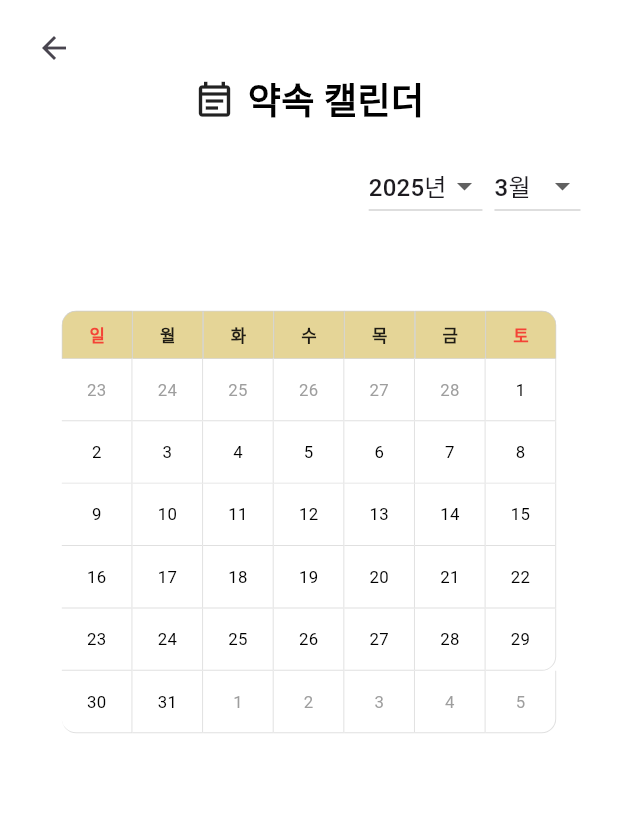
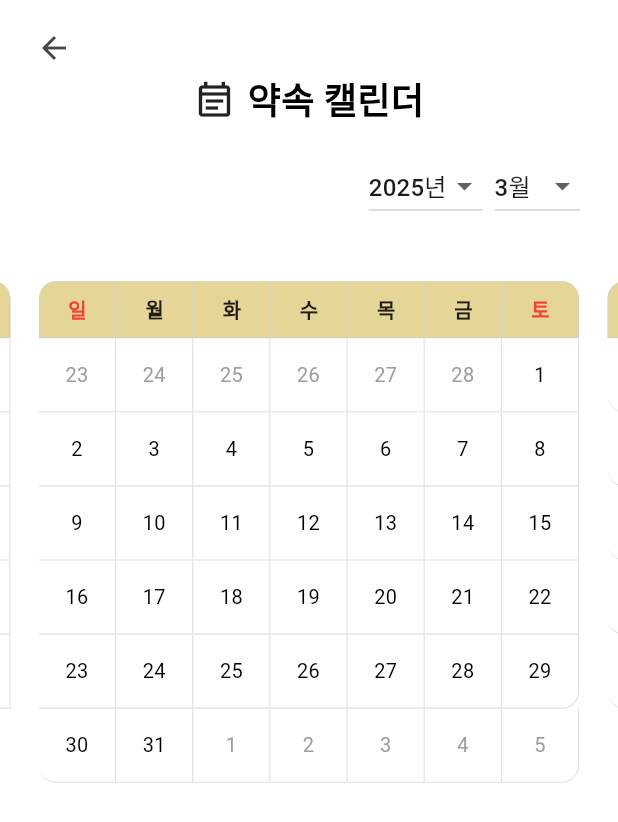
Before and after one commit to partmant/FairMeeting, a Flutter app: the AppointmentCalendarScreen screen opened directly, on a phone screen of 412 x 824 dp. Shown: the top 822 px of the screen. Run offline on Flutter 3.47's test engine with Material 3 defaults, Android fonts, the phone set to English and light mode, and no system bars; drawn by our look-alikes of table_calendar; our stand-ins replace dotted_border; missing offline and left inert: kakao_flutter_sdk_user, kakao_map_plugin.

Commit message:
캘린더 화면 최종 구현

```diff
--- a/lib/screens/calender.dart
+++ b/lib/screens/calender.dart
@@ -12,10 +12,17 @@ class AppointmentCalendarScreen extends StatefulWidget {
 
 class _AppointmentCalendarScreenState
     extends State<AppointmentCalendarScreen> {
+  static final DateTime _baseDate = DateTime(2020, 1);
+  static final int _initialPage = DateTime(2025, 3).difference(_baseDate).inDays ~/ 30;
+  final PageController _pageController = PageController(
+    initialPage: _initialPage,
+    viewportFraction: 0.92,
+  );
+
   DateTime _focusedDay = DateTime(2025, 3, 27);
   DateTime? _selectedDay;
 
-  final List<int> _yearList = [for (var y = 2023; y <= 2030; y++) y];
+  final List<int> _yearList = [for (var y = 2020; y <= 2030; y++) y];
   int _selectedYear = 2025;
   int _selectedMonth = 3;
 
@@ -89,8 +96,9 @@ class _AppointmentCalendarScreenState
                       if (year != null) {
                         setState(() {
                           _selectedYear = year;
-                          _focusedDay =
-                              DateTime(_selectedYear, _selectedMonth, 1);
+                          _focusedDay = DateTime(_selectedYear, _selectedMonth, 1);
+                          final index = (_focusedDay.difference(_baseDate).inDays ~/ 30);
+                          _pageController.jumpToPage(index);
                         });
                       }
                     },
@@ -108,8 +116,9 @@ class _AppointmentCalendarScreenState
                       if (month != null) {
                         setState(() {
                           _selectedMonth = month;
-                          _focusedDay =
-                              DateTime(_selectedYear, _selectedMonth, 1);
+                          _focusedDay = DateTime(_selectedYear, _selectedMonth, 1);
+                          final index = (_focusedDay.difference(_baseDate).inDays ~/ 30);
+                          _pageController.jumpToPage(index);
                         });
                       }
                     },
@@ -120,25 +129,32 @@ class _AppointmentCalendarScreenState
 
             const SizedBox(height: 24),
 
-            // 캘린더 (비율 줄이기)
-            Transform.scale(
-              scale: 0.8, // 전체 비율 축소
+            // 캘린더
+            Expanded(
+              child: PageView.builder(
+                controller: _pageController,
+                itemCount: 240, // 20년치
+                onPageChanged: (index) {
+                  final newFocused = DateTime(_baseDate.year, _baseDate.month + index);
+                  setState(() {
+                    _focusedDay = newFocused;
+                    _selectedYear = newFocused.year;
+                    _selectedMonth = newFocused.month;
+                  });
+                },
+                itemBuilder: (context, index) {
+                  final month = DateTime(_baseDate.year, _baseDate.month + index);
+                  return Transform.scale(
+                    scale: 0.95,
                     child: TableCalendar(
                       locale: 'ko_KR',
-                firstDay: DateTime.utc(2020, 1, 1),
-                lastDay: DateTime.utc(2030, 12, 31),
-                focusedDay: _focusedDay,
+                      firstDay: DateTime(2020, 1, 1),
+                      lastDay: DateTime(2040, 12, 31),
+                      focusedDay: month,
                       selectedDayPredicate: (day) => isSameDay(_selectedDay, day),
                       onDaySelected: (selectedDay, focusedDay) {
                         setState(() {
                           _selectedDay = selectedDay;
-                    _focusedDay = focusedDay;
-                    _selectedYear = focusedDay.year;
-                    _selectedMonth = focusedDay.month;
-                  });
-                },
-                onPageChanged: (focusedDay) {
-                  setState(() {
                           _focusedDay = focusedDay;
                           _selectedYear = focusedDay.year;
                           _selectedMonth = focusedDay.month;
@@ -165,23 +181,22 @@ class _AppointmentCalendarScreenState
                       calendarBuilders: CalendarBuilders(
                         dowBuilder: (context, day) {
                           final text = DateFormat.E('ko_KR').format(day);
-                    final isWeekend = day.weekday == DateTime.sunday ||
-                        day.weekday == DateTime.saturday;
+                          final isWeekend =
+                              day.weekday == DateTime.sunday || day.weekday == DateTime.saturday;
 
                           BorderRadius borderRadius = BorderRadius.zero;
                           if (day.weekday == DateTime.sunday) {
                             borderRadius =
                             const BorderRadius.only(topLeft: Radius.circular(12));
                           } else if (day.weekday == DateTime.saturday) {
-                      borderRadius = const BorderRadius.only(
-                          topRight: Radius.circular(12));
+                            borderRadius =
+                            const BorderRadius.only(topRight: Radius.circular(12));
                           }
 
                           return Container(
                             decoration: BoxDecoration(
                               color: const Color(0xFFE5D597),
-                        border: Border.all(
-                            color: const Color(0xFFCCCCCC), width: 0.5),
+                              border: Border.all(color: Color(0xFFCCCCCC), width: 0.5),
                               borderRadius: borderRadius,
                             ),
                             child: Center(
@@ -202,6 +217,9 @@ class _AppointmentCalendarScreenState
                           return _buildDayCell(day, true);
                         },
                       ),
+                    ),
+                  );
+                },
               ),
             ),
 
@@ -224,13 +242,12 @@ class _AppointmentCalendarScreenState
                         mainAxisAlignment: MainAxisAlignment.spaceBetween,
                         children: [
                           Text(
-                            DateFormat('y년 M월 d일').format(_selectedDay!) +
-                                '\n시간 : ',
+                            DateFormat('y년 M월 d일').format(_selectedDay!) + '\n시간 : ',
                             style: const TextStyle(fontSize: 16),
                           ),
                           TextButton(
                             onPressed: () {},
-                            style: TextButton.styleFrom(foregroundColor: Colors.black), // ← 글자 색 변경
+                            style: TextButton.styleFrom(foregroundColor: Colors.black),
                             child: const Text('알림 끄기'),
                           ),
                         ],
@@ -238,8 +255,7 @@ class _AppointmentCalendarScreenState
                       const SizedBox(height: 8),
                       const Text(
                         '장소 :',
-                        style: TextStyle(
-                            fontSize: 18, fontWeight: FontWeight.bold),
+                        style: TextStyle(fontSize: 18, fontWeight: FontWeight.bold),
                       ),
                       const Text(
                         '주소 :',
@@ -251,12 +267,12 @@ class _AppointmentCalendarScreenState
                         children: [
                           TextButton(
                             onPressed: () {},
-                            style: TextButton.styleFrom(foregroundColor: Colors.black), // ← 글자 색 변경
+                            style: TextButton.styleFrom(foregroundColor: Colors.black),
                             child: const Text('+ 메모 추가하기'),
                           ),
                           TextButton(
                             onPressed: () {},
-                            style: TextButton.styleFrom(foregroundColor: Colors.black), // ← 글자 색 변경
+                            style: TextButton.styleFrom(foregroundColor: Colors.black),
                             child: const Text('길찾기'),
                           ),
                         ],
@@ -265,6 +281,7 @@ class _AppointmentCalendarScreenState
                   ),
                 ),
               ),
+            const SizedBox(height: 20),
           ],
         ),
       ),
```
Lines whose indentation alone changed are shown as unchanged.
